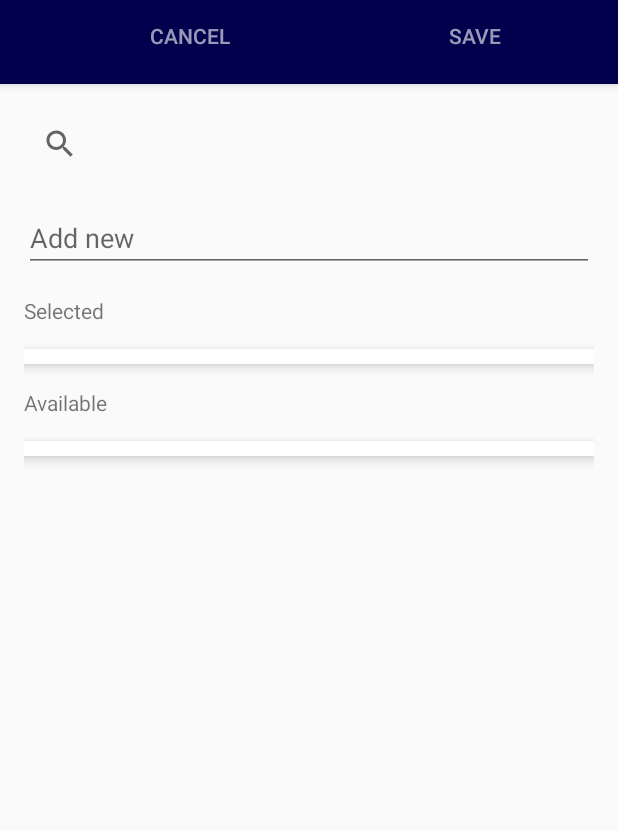
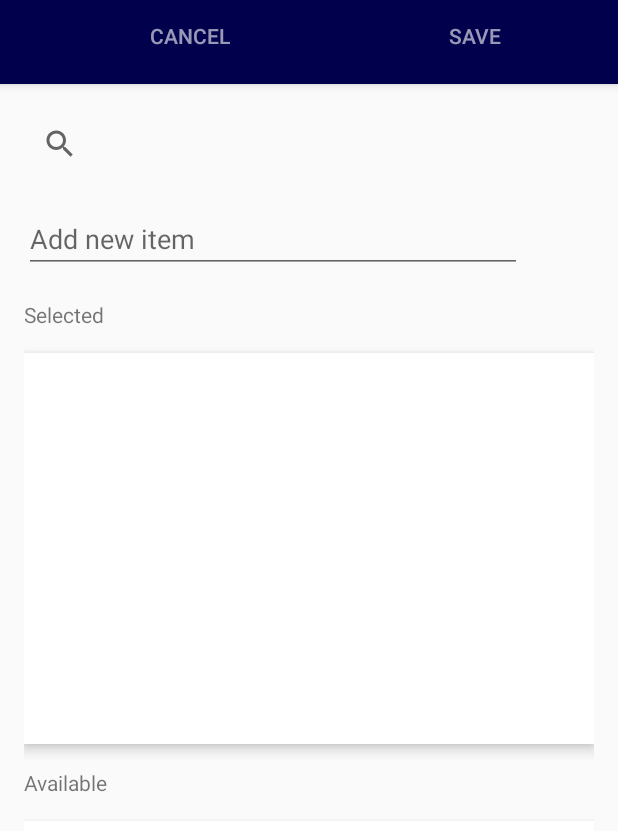
Before and after one commit to segej87/ecomapper, an Android app: the ListPickerActivity screen opened directly, with no data from a screen before it, on a phone screen of 412 x 824 dp. Shown: the top 831 px of the screen. Run offline under Robolectric (Android 15) with nearby library versions, the phone set to English and light mode, and no system bars; 1 statement that could not run was skipped.

Commit message:
Implemented add new. Removed Grid Layout from Gradle

```diff
--- a/Android/AndroidDataCollection/app/build.gradle
+++ b/Android/AndroidDataCollection/app/build.gradle
@@ -33,6 +33,5 @@ dependencies {
     compile 'com.android.support:appcompat-v7:23.2.1'
     compile 'com.android.support:design:23.2.1'
     compile 'jdbc:jdbc:2.0'
-    compile 'com.android.support:gridlayout-v7:23.2.1'
     compile 'com.google.android.gms:play-services:9.6.1'
 }
--- a/Android/AndroidDataCollection/app/src/main/java/com/gmail/jonsege/androiddatacollection/NewMeas.java
+++ b/Android/AndroidDataCollection/app/src/main/java/com/gmail/jonsege/androiddatacollection/NewMeas.java
@@ -204,6 +204,7 @@ public class NewMeas extends NewRecord {
         mNoteTextField = (EditText) findViewById(R.id.notesTextField);
         mTagTextField = (TextView) findViewById(R.id.tagTextField);
         mGPSAccField = (TextView) findViewById(R.id.gpsAccView);
+        mNameTextField.setHint(getString(R.string.enter_name_hint,getString(R.string.measurement_name_tag)));
 
         if (mode.equals("new")) {
             mGPSAccField.setText(getString(R.string.gps_acc_starter, String.valueOf(gpsAcc)));
--- a/Android/AndroidDataCollection/app/src/main/java/com/gmail/jonsege/androiddatacollection/NewNote.java
+++ b/Android/AndroidDataCollection/app/src/main/java/com/gmail/jonsege/androiddatacollection/NewNote.java
@@ -173,7 +173,7 @@ public class NewNote extends NewRecord {
         mNoteTextField = (EditText) findViewById(R.id.notesTextField);
         mTagTextField = (TextView) findViewById(R.id.tagTextField);
         mGPSAccField = (TextView) findViewById(R.id.gpsAccView);
-        mNameTextField.setHint(getString(R.string.enter_name_hint,"measurement"));
+        mNameTextField.setHint(getString(R.string.enter_name_hint,getString(R.string.note_name_tag)));
 
         if (mode.equals("new")) {
             mGPSAccField.setText(getString(R.string.gps_acc_starter, String.valueOf(gpsAcc)));
--- a/Android/AndroidDataCollection/app/src/main/res/layout/activity_list_picker.xml
+++ b/Android/AndroidDataCollection/app/src/main/res/layout/activity_list_picker.xml
@@ -38,16 +38,42 @@
             android:layout_width="match_parent"
             android:layout_height="wrap_content"
             android:layout_marginTop="@dimen/activity_vertical_margin"
+            android:queryHint="@string/search_hint"
             />
+
+        <LinearLayout
+            android:layout_width="match_parent"
+            android:layout_height="wrap_content"
+            android:orientation="horizontal">
 
             <EditText
                 android:id="@+id/addNewText"
-            android:layout_width="match_parent"
+                android:layout_width="wrap_content"
+                android:layout_weight="0.99"
                 android:layout_height="wrap_content"
                 android:layout_marginTop="@dimen/activity_vertical_margin"
-            android:hint="@string/add_new"
                 android:nextFocusUp="@id/addNewText"
                 android:nextFocusLeft="@id/addNewText"/>
+
+            <Button
+                android:id="@+id/addNewButton"
+                android:layout_width="35dip"
+                android:layout_height="wrap_content"
+                android:layout_marginTop="@dimen/activity_vertical_margin"
+                android:textSize="@dimen/text_size_medium"
+                android:text="@string/add_button_string"
+                android:layout_marginEnd="10dip"
+                android:layout_marginRight="10dip"
+                android:layout_weight="0.01"
+                android:visibility="invisible"
+                />
+
+        </LinearLayout>
+
+        <LinearLayout
+            android:layout_width="match_parent"
+            android:layout_height="match_parent"
+            android:orientation="vertical">
 
             <TextView
                 android:layout_width="wrap_content"
@@ -59,13 +85,10 @@
 
             <ListView
                 android:layout_width="match_parent"
-            android:layout_height="wrap_content"
+                android:layout_height="0dp"
+                android:layout_weight="0.5"
                 android:paddingTop="10dip"
                 android:id="@+id/selectedList"
-            app:layout_column="0"
-            app:layout_columnSpan="6"
-            app:layout_row="1"
-            app:layout_rowSpan="1"
                 android:elevation="5dp"
                 android:background="@android:color/background_light" />
 
@@ -79,18 +102,16 @@
 
             <ListView
                 android:layout_width="match_parent"
-            android:layout_height="wrap_content"
+                android:layout_height="0dp"
+                android:layout_weight="0.5"
                 android:paddingTop="10dip"
                 android:id="@+id/availableList"
-            app:layout_column="0"
-            app:layout_columnSpan="6"
-            app:layout_row="1"
-            app:layout_rowSpan="1"
-            android:layout_below="@id/selectedList"
                 android:elevation="5dp"
                 android:background="@android:color/background_light"
                 />
 
         </LinearLayout>
 
+    </LinearLayout>
+
 </RelativeLayout>
--- a/Android/AndroidDataCollection/app/src/main/res/layout/activity_new_meas.xml
+++ b/Android/AndroidDataCollection/app/src/main/res/layout/activity_new_meas.xml
@@ -218,8 +218,6 @@
                     android:gravity="center_horizontal|center_vertical"
                     android:textSize="@dimen/font_default_size"
                     android:hint="@string/tags_hint"
-                    app:layout_column="0"
-                    app:layout_row="0"
                     android:layout_weight="1"
                     android:background="@color/colorPrimary" />
 
--- a/Android/AndroidDataCollection/app/src/main/res/layout/activity_new_note.xml
+++ b/Android/AndroidDataCollection/app/src/main/res/layout/activity_new_note.xml
@@ -128,8 +128,6 @@
                     android:gravity="center_horizontal|center_vertical"
                     android:textSize="@dimen/font_default_size"
                     android:text="@string/tags_hint"
-                    app:layout_column="0"
-                    app:layout_row="0"
                     android:layout_weight="1"
                     android:background="@color/colorPrimary" />
 
--- a/Android/AndroidDataCollection/app/src/main/res/layout/activity_notebook.xml
+++ b/Android/AndroidDataCollection/app/src/main/res/layout/activity_notebook.xml
@@ -22,10 +22,6 @@
         android:layout_below="@id/login_toolbar"
         android:paddingTop="10dip"
         android:id="@+id/recordsList"
-        app:layout_column="0"
-        app:layout_columnSpan="6"
-        app:layout_row="1"
-        app:layout_rowSpan="1"
         android:elevation="5dp"
         android:background="@android:color/background_light" />
 
--- a/Android/AndroidDataCollection/app/src/main/res/values/strings.xml
+++ b/Android/AndroidDataCollection/app/src/main/res/values/strings.xml
@@ -80,13 +80,22 @@
     <string name="default_name">%1$s - %2$s</string>
     <string name="gps_acc_starter">Current CPS Accuracy: %1$s</string>
     <string name="adding_record">Adding new record</string>
+    <string name="measurement_name_tag">measurement</string>
+    <string name="note_name_tag">note</string>
+    <string name="photo_name_tag">photo</string>
 
     <!--Strings related to list pickers-->
     <string name="available_label">Available</string>
     <string name="selected_label">Selected</string>
-    <string name="add_new">Add new</string>
+    <string name="add_new">Add new %1$s</string>
     <string name="no_mode_error">Mode not set</string>
     <string name="missing_entry_in_list">List %1$s is missing value %2$s</string>
+    <string name="search_hint">Search for %1$s</string>
+    <string name="access_string">access level</string>
+    <string name="species_string">measured item</string>
+    <string name="units_string">unit</string>
+    <string name="tags_string">tag</string>
+    <string name="generic_string">item</string>
 
     <!--Strings related to location methods-->
     <string name="play_services_connection_failure">Connection to Play Services failed: %1$s</string>
```
Also changed, not shown: Android/AndroidDataCollection/app/src/main/java/com/gmail/jonsege/androiddatacollection/ListPickerActivity.java (+164 -62 lines). Lines whose indentation alone changed are shown as unchanged.
